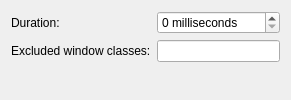
First picture: the form in package/contents/ui/config.ui, repository peterfajdiga/kwin4_effect_geometry_change, before the edit.
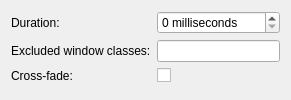
Second picture: the form after the edit.

Commit message: feat: Add Cross-fade option

```diff
--- a/package/contents/ui/config.ui
+++ b/package/contents/ui/config.ui
@@ -47,6 +47,24 @@
      </property>
     </widget>
    </item>
+
+   <item row="3" column="0">
+    <widget class="QLabel" name="label_CrossFade">
+     <property name="text">
+      <string>Cross-fade:</string>
+     </property>
+    </widget>
+   </item>
+   <item row="3" column="1">
+    <widget class="QCheckBox" name="kcfg_CrossFade">
+     <property name="sizePolicy">
+      <sizepolicy hsizetype="Expanding" vsizetype="Fixed">
+       <horstretch>0</horstretch>
+       <verstretch>0</verstretch>
+      </sizepolicy>
+     </property>
+    </widget>
+   </item>
   </layout>
  </widget>
  <resources/>
```
The commit also changes 2 other files.
